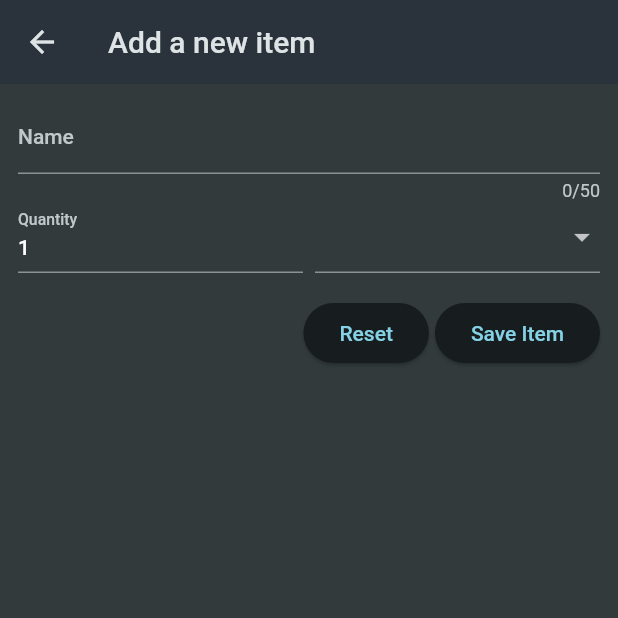
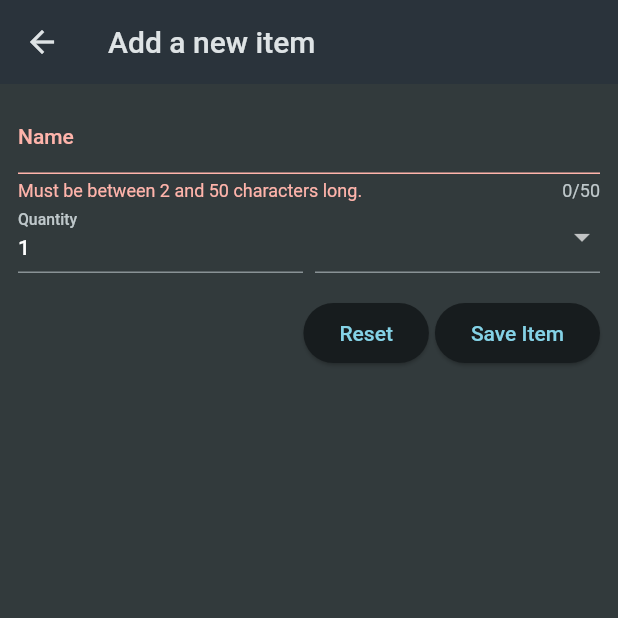
Before and after one commit to satyajeetmanu/shopping-list, a Flutter app: the NewItem screen opened directly, after a tap on "Save Item", on a phone screen of 412 x 824 dp, the top half of it. Run offline on Flutter 3.47's test engine with Material 2 defaults, Android fonts, the phone set to English and light mode, and no system bars.

Commit message:
added validation and reset logic using a global key as the form key

```diff
--- a/lib/widgets/new_item.dart
+++ b/lib/widgets/new_item.dart
@@ -9,6 +9,12 @@ class NewItem extends StatefulWidget {
 }
 
 class _NewItemState extends State<NewItem> {
+  final _formKey = GlobalKey<FormState>();
+
+  void _saveItem() {
+    _formKey.currentState!.validate();
+  }
+
   @override
   Widget build(BuildContext context) {
     return Scaffold(
@@ -18,6 +24,7 @@ class _NewItemState extends State<NewItem> {
       body: Padding(
         padding: const EdgeInsets.all(12),
         child: Form(
+            key: _formKey,
             child: Column(
               children: [
                 TextFormField(
@@ -26,7 +33,13 @@ class _NewItemState extends State<NewItem> {
                     label: Text('Name'),
                   ),
                   validator: (value) {
-                return 'demo...';
+                    if (value == null ||
+                        value.isEmpty ||
+                        value.trim().length <= 1 ||
+                        value.trim().length > 50) {
+                      return 'Must be between 2 and 50 characters long.';
+                    }
+                    return null;
                   },
                 ),
                 Row(
@@ -34,8 +47,19 @@ class _NewItemState extends State<NewItem> {
                   children: [
                     Expanded(
                       child: TextFormField(
+                        validator: (value) {
+                          if (value == null ||
+                              value.isEmpty ||
+                              int.tryParse(value) == null ||
+                              int.tryParse(value)! <= 0) {
+                            return 'Must be a valid, positive number';
+                          }
+                          return null;
+                        },
                         initialValue: '1',
-                    decoration: const InputDecoration(label: Text('Quantity')),
+                        keyboardType: TextInputType.number,
+                        decoration:
+                            const InputDecoration(label: Text('Quantity')),
                       ),
                     ),
                     const SizedBox(width: 8),
@@ -67,9 +91,14 @@ class _NewItemState extends State<NewItem> {
                 Row(
                   mainAxisAlignment: MainAxisAlignment.end,
                   children: [
-                ElevatedButton(onPressed: () {}, child: const Text('Reset')),
+                    ElevatedButton(
+                        onPressed: () {
+                          _formKey.currentState!.reset();
+                        },
+                        child: const Text('Reset')),
                     const SizedBox(width: 4),
-                ElevatedButton(onPressed: () {}, child: const Text('Save Item'))
+                    ElevatedButton(
+                        onPressed: _saveItem, child: const Text('Save Item'))
                   ],
                 )
               ],
```
Lines whose indentation alone changed are shown as unchanged.
